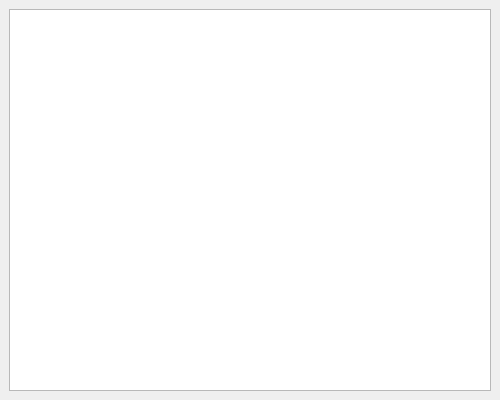
Above: main.ui from DaniilAnisimov/Coffee before the change. Below: the same form after it.
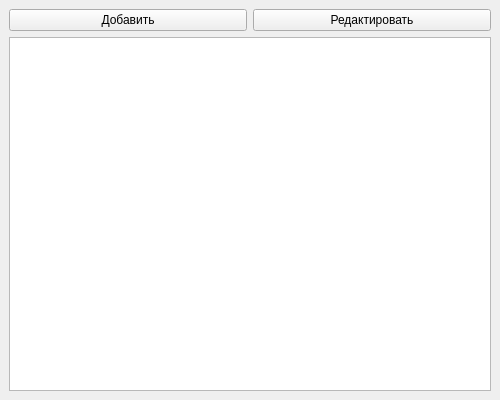
That is the form after the change.

Diff of the .ui file:
```diff
--- a/main.ui
+++ b/main.ui
@@ -16,6 +16,20 @@
   <widget class="QWidget" name="centralwidget">
    <layout class="QGridLayout" name="gridLayout">
     <item row="0" column="0">
+     <widget class="QPushButton" name="pb_add">
+      <property name="text">
+       <string>Добавить</string>
+      </property>
+     </widget>
+    </item>
+    <item row="0" column="1">
+     <widget class="QPushButton" name="pb_edit">
+      <property name="text">
+       <string>Редактировать</string>
+      </property>
+     </widget>
+    </item>
+    <item row="1" column="0" colspan="2">
      <widget class="QTableWidget" name="tableWidget"/>
     </item>
    </layout>
```
